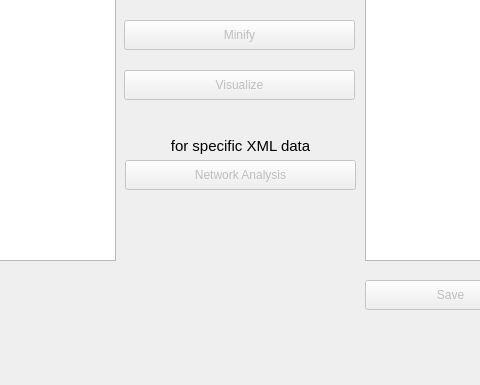
The window that mainwindow.ui (osamamuhammad3623/XML_editor) describes before a commit, drawn with Qt 5; both pictures show x 385 to 865 and y 220 to 605 of the 1256 by 605 pixel window.
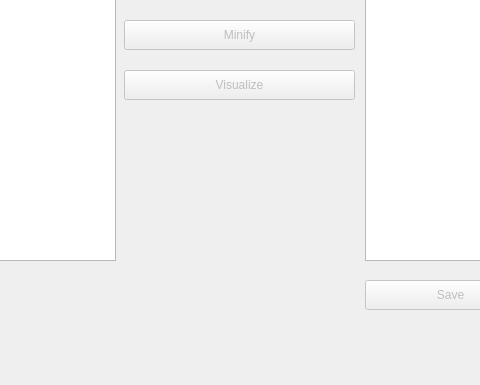
The same window after the commit.

```diff
--- a/mainwindow.ui
+++ b/mainwindow.ui
@@ -103,46 +103,6 @@
      <string>Format</string>
     </property>
    </widget>
-   <widget class="QPushButton" name="analysis">
-    <property name="enabled">
-     <bool>false</bool>
-    </property>
-    <property name="geometry">
-     <rect>
-      <x>510</x>
-      <y>380</y>
-      <width>231</width>
-      <height>30</height>
-     </rect>
-    </property>
-    <property name="text">
-     <string>Network Analysis</string>
-    </property>
-   </widget>
-   <widget class="QLabel" name="label_2">
-    <property name="enabled">
-     <bool>true</bool>
-    </property>
-    <property name="geometry">
-     <rect>
-      <x>510</x>
-      <y>350</y>
-      <width>231</width>
-      <height>31</height>
-     </rect>
-    </property>
-    <property name="font">
-     <font>
-      <pointsize>11</pointsize>
-     </font>
-    </property>
-    <property name="text">
-     <string>for specific XML data</string>
-    </property>
-    <property name="alignment">
-     <set>Qt::AlignCenter</set>
-    </property>
-   </widget>
    <widget class="QPushButton" name="saveNew">
     <property name="enabled">
      <bool>false</bool>
```
